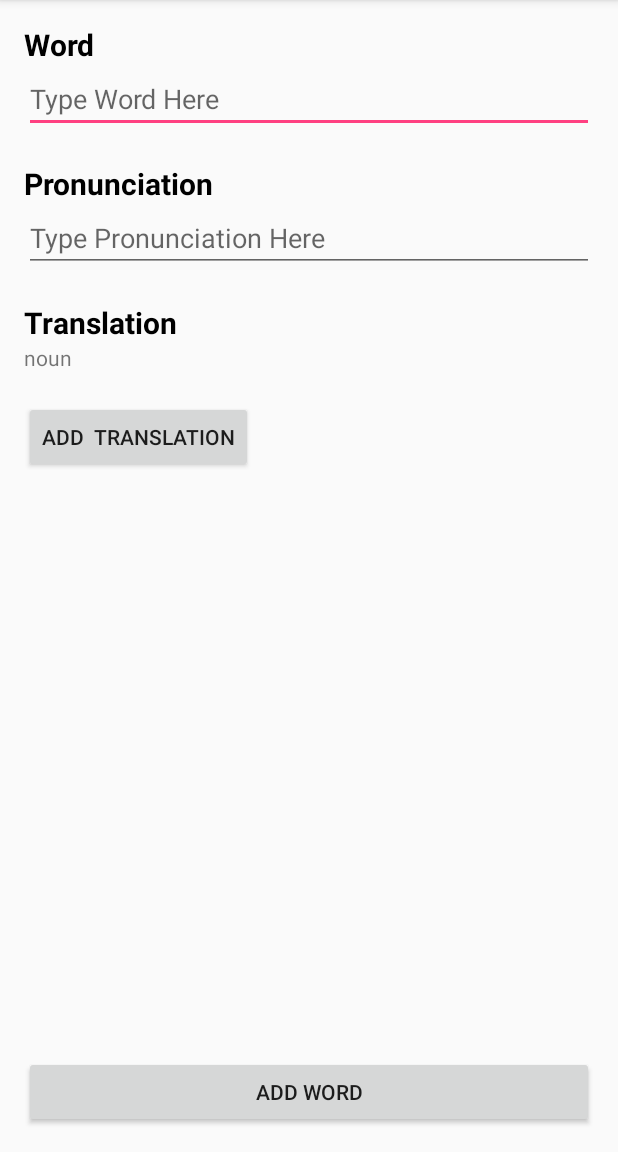
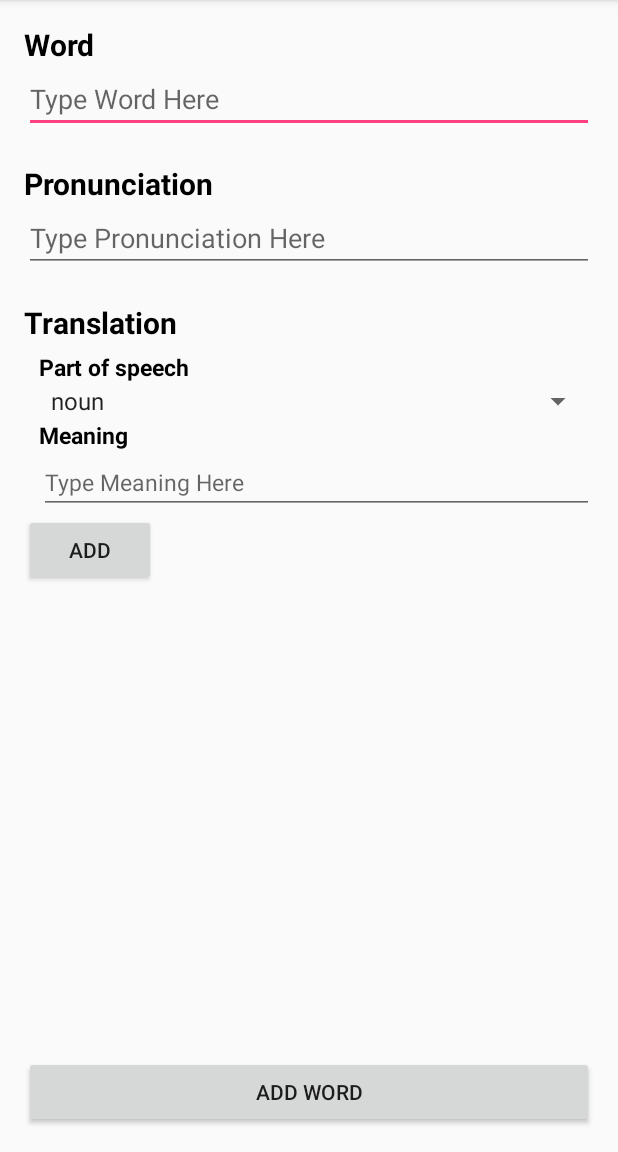
Before and after one commit to wit543/MiniDictionary, an Android app: the NewWordActivity screen opened directly, with no data from a screen before it, after a tap on "ADD", on a phone screen of 412 x 824 dp, the part 84-1236 px from its top. Run offline under Robolectric (Android 15) with nearby library versions, the phone set to English and light mode, and no system bars; 1 other tap on this screen came first.

Commit message:
Finish Iter1

```diff
--- a/app/src/main/AndroidManifest.xml
+++ b/app/src/main/AndroidManifest.xml
@@ -30,6 +30,11 @@
             android:value="@integer/google_play_services_version" />
 
         <activity android:name=".activities.NewWordActivity" />
+        <activity
+            android:name=".activities.StartActivity"
+            android:configChanges="orientation|keyboardHidden|screenSize"
+            android:label="@string/title_activity_start"
+            android:theme="@style/FullscreenTheme"></activity>
     </application>
 
 </manifest>
--- a/app/src/main/java/com/example/wit/minidictionary/activities/HomeActivity.java
+++ b/app/src/main/java/com/example/wit/minidictionary/activities/HomeActivity.java
@@ -167,7 +167,9 @@ public class HomeActivity extends AppCompatActivity
         homeWordGrid.setOnItemClickListener(new AdapterView.OnItemClickListener() {
             @Override
             public void onItemClick(AdapterView<?> parent, View view, int position, long id) {
-
+                Intent intent = new Intent(HomeActivity.this,WordActivity.class);
+                intent.putExtra("word", words.get(position) );
+                startActivity(intent);
             }
         });
         homeWordGrid.setOnCreateContextMenuListener(new View.OnCreateContextMenuListener() {
--- a/app/src/main/java/com/example/wit/minidictionary/activities/NewWordActivity.java
+++ b/app/src/main/java/com/example/wit/minidictionary/activities/NewWordActivity.java
@@ -9,6 +9,7 @@ import android.widget.Button;
 import android.widget.ListView;
 import android.widget.Spinner;
 import android.widget.TextView;
+import android.widget.Toast;
 
 import com.example.wit.minidictionary.R;
 import com.example.wit.minidictionary.views.TranslationAdapter;
@@ -69,28 +70,37 @@ public class NewWordActivity extends AppCompatActivity {
         FragmentManager fm= getFragmentManager();
         fm.beginTransaction();
 
-
         addTranslationButton.setOnClickListener(new View.OnClickListener() {
             @Override
             public void onClick(View v) {
-                if(addTranslationState == 0){
+                if (addTranslationState == 0) {
                     spinner.setVisibility(View.VISIBLE);
                     meaningField.setVisibility(View.VISIBLE);
                     posSub.setVisibility(View.VISIBLE);
                     meaningSub.setVisibility(View.VISIBLE);
                     //addTranslationButton.setVisibility(View.INVISIBLE);
+                    translationListView.setVisibility(View.GONE);
                     addTranslationButton.setText("Add");
                     addTranslationState = 1;
-                }
-                else{
+                } else {
+
+                    String pos = spinner.getSelectedItem().toString();
+                    String meaning = ""+meaningField.getText();
+
+                    if(meaning.matches("")){
+                        Toast.makeText(NewWordActivity.this , pos , Toast.LENGTH_LONG);
+                    }else{
                         spinner.setVisibility(View.GONE);
                         meaningField.setVisibility(View.GONE);
                         posSub.setVisibility(View.GONE);
                         meaningSub.setVisibility(View.GONE);
+                        translationListView.setVisibility(View.VISIBLE);
                         addTranslationButton.setText("Add  Translation");
+                        addNewDefinition(pos,meaning);
+                        meaningField.setText("");
                         addTranslationState = 0;
+                    }
 
-                    addNewDefinition(spinner.getSelectedItem().toString(), ""+meaningField.getText());
                 }
             }
         });
@@ -119,6 +129,8 @@ public class NewWordActivity extends AppCompatActivity {
 
     private void saveWord(String word,String pronunciation,ArrayList<Definition> translations){
         Word newWord = new Word(word);
+        for (Definition d : definitions)
+            newWord.addDefinition(d);
         Storage.getInstance().addWord(newWord);
     }
 }
--- a/app/src/main/java/com/example/wit/minidictionary/views/TranslationAdapter.java
+++ b/app/src/main/java/com/example/wit/minidictionary/views/TranslationAdapter.java
@@ -5,6 +5,7 @@ import android.view.LayoutInflater;
 import android.view.View;
 import android.view.ViewGroup;
 import android.widget.ArrayAdapter;
+import android.widget.Button;
 import android.widget.TextView;
 
 import com.example.wit.minidictionary.R;
@@ -17,12 +18,16 @@ import java.util.List;
  * Created by UMAMI on 3/7/2016.
  */
 public class TranslationAdapter extends ArrayAdapter<Definition> {
+
+    private List<Definition> objects;
+
     public TranslationAdapter(Context context, int resource, List<Definition> objects) {
         super(context, resource, objects);
+        this.objects = objects;
     }
 
     @Override
-    public View getView(int position, View convertView, ViewGroup parent) {
+    public View getView(final int position, View convertView, ViewGroup parent) {
         View v = convertView;
         if(v==null){
             LayoutInflater vi = LayoutInflater.from(getContext());
@@ -31,8 +36,16 @@ public class TranslationAdapter extends ArrayAdapter<Definition> {
 
         TextView posView = (TextView) v.findViewById(R.id.pos);
         TextView meaningView = (TextView) v.findViewById(R.id.meaning);
+        Button deleteButton = (Button) v.findViewById(R.id.deleteTranslation);
+        deleteButton.setOnClickListener(new View.OnClickListener() {
+            @Override
+            public void onClick(View v) {
+                objects.remove(position);
+                notifyDataSetChanged();
+            }
+        });
+
         Definition definition = getItem(position);
-
         posView.setText(definition.getPartOfSpeech().toString());
         meaningView.setText(definition.getDefinition());
 
--- a/app/src/main/java/com/example/wit/minidictionary/word/Definition.java
+++ b/app/src/main/java/com/example/wit/minidictionary/word/Definition.java
@@ -1,9 +1,11 @@
 package com.example.wit.minidictionary.word;
+
+import java.io.Serializable;
 
 /**
  * Created by WIT on 01-Mar-16.
  */
-public class Definition {
+public class Definition implements Serializable {
     //private PartOfSpeech partOfSpeech;
     private PartOfSpeech partOfSpeech;
     private String definition;
--- a/app/src/main/res/layout/activity_new_word.xml
+++ b/app/src/main/res/layout/activity_new_word.xml
@@ -64,6 +64,14 @@
         android:textColor="#000000"
         android:layout_below="@+id/pronunciationField"/>
 
+
+    <ListView
+        android:id='@+id/transaltions_list_view'
+        android:layout_width="match_parent"
+        android:layout_height="wrap_content"
+        android:layout_below="@id/translationSubject">
+    </ListView>
+
     //TABBBBBBBBBBBBBBBBBBBBBBBBBBBBBBBBBBBBBBBBBBBBBBBBBBBB
     <TextView
         android:id="@+id/partOfSpeechSubject"
@@ -73,7 +81,7 @@
         android:textStyle="bold"
         android:text="Part of speech"
         android:textSize="15dp"
-        android:layout_below="@id/translationSubject"
+        android:layout_below="@id/transaltions_list_view"
         android:layout_marginLeft="10dp"
         android:textColor="#000000" />
 
@@ -108,19 +116,12 @@
 
     //TABBBBBBBBBBBBBBBBBBBBBBBBBBBBBBBBBBBBBBBBBBBBBBBBBBBB
 
-    <ListView
-        android:id='@+id/transaltions_list_view'
-        android:layout_width="match_parent"
-        android:layout_height="wrap_content"
-        android:layout_below="@id/meaningField">
-    </ListView>
-
     <Button
         android:id="@+id/addTranslationButton"
         android:text="Add Translation"
         android:layout_width="wrap_content"
         android:layout_height="wrap_content"
-        android:layout_below="@+id/transaltions_list_view"/>
+        android:layout_below="@+id/meaningField"/>
 
     <Button
         android:id="@+id/addWordButton"
--- a/app/src/main/res/values/colors.xml
+++ b/app/src/main/res/values/colors.xml
@@ -3,4 +3,6 @@
     <color name="colorPrimary">#3F51B5</color>
     <color name="colorPrimaryDark">#303F9F</color>
     <color name="colorAccent">#FF4081</color>
+
+    <color name="black_overlay">#66000000</color>
 </resources>
--- a/app/src/main/res/values/strings.xml
+++ b/app/src/main/res/values/strings.xml
@@ -21,4 +21,8 @@
     <!-- TODO: Remove or change this placeholder text -->
     <string name="hello_blank_fragment">Hello blank fragment</string>
 
+    <string name="title_activity_start">StartActivity</string>
+    <string name="dummy_button">Dummy Button</string>
+    <string name="dummy_content">DUMMY\nCONTENT</string>
+
 </resources>
--- a/app/src/main/res/values/styles.xml
+++ b/app/src/main/res/values/styles.xml
@@ -17,4 +17,16 @@
 
     <style name="AppTheme.PopupOverlay" parent="ThemeOverlay.AppCompat.Light" />
 
+    <style name="FullscreenTheme" parent="AppTheme">
+        <item name="android:actionBarStyle">@style/FullscreenActionBarStyle</item>
+        <item name="android:windowActionBarOverlay">true</item>
+        <item name="android:windowBackground">@null</item>
+        <item name="metaButtonBarStyle">?android:attr/buttonBarStyle</item>
+        <item name="metaButtonBarButtonStyle">?android:attr/buttonBarButtonStyle</item>
+    </style>
+
+    <style name="FullscreenActionBarStyle" parent="Widget.AppCompat.ActionBar">
+        <item name="android:background">@color/black_overlay</item>
+    </style>
+
 </resources>
```
Also changed, not shown: app/src/main/java/com/example/wit/minidictionary/activities/StartActivity.java (added, +165 -0 lines), app/src/main/java/com/example/wit/minidictionary/activities/WordActivity.java (added, +57 -0 lines), app/src/main/java/com/example/wit/minidictionary/word/Word.java (+7 -1 lines), app/src/main/res/layout/activity_start.xml (added, +50 -0 lines), app/src/main/res/layout/activity_word_info.xml (added, +28 -0 lines), app/src/main/res/layout/translation_cell.xml (+11 -3 lines), app/src/main/res/values/attrs.xml (added, +12 -0 lines). Lines whose indentation alone changed are shown as unchanged.
